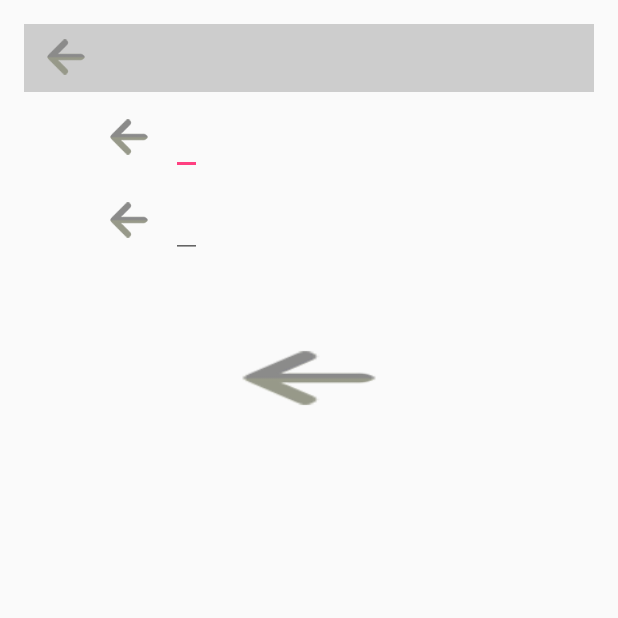
After one commit to klaus201192239/writeMemory, an Android app: the LogonActivity screen opened directly, with no data from a screen before it, on a phone screen of 412 x 824 dp, the top half of it. The commit adds this screen. Run offline under Robolectric (Android 15) with nearby library versions, the phone set to English and light mode, and no system bars; libraries missing offline, so code that uses them is left out: com.wilddog.client; 3 statements that could not run were skipped.

Commit message:
Fourth Submit
Add the function of verifing Identity ( not done yet )

```diff
--- a/WriteMemory/app/build.gradle
+++ b/WriteMemory/app/build.gradle
@@ -24,4 +24,5 @@ dependencies {
     testCompile 'junit:junit:4.12'
     compile 'com.android.support:appcompat-v7:23.0.1'
     compile 'com.wilddog:wilddog-client-android:0.6.1+'
+    compile group: 'org.json', name: 'json', version: '20160212'
 }
--- a/WriteMemory/app/src/main/AndroidManifest.xml
+++ b/WriteMemory/app/src/main/AndroidManifest.xml
@@ -38,6 +38,9 @@
             android:enabled="true"
             android:exported="false" >
         </service>
+
+        <activity android:name=".LogonActivity" >
+        </activity>
     </application>
 
 </manifest>
--- a/WriteMemory/app/src/main/java/com/klaus/activity/writememory/MainActivity.java
+++ b/WriteMemory/app/src/main/java/com/klaus/activity/writememory/MainActivity.java
@@ -156,4 +156,7 @@ public class MainActivity extends AppCompatActivity {
 
     }
 
+
+
+
 }
--- a/WriteMemory/app/src/main/java/com/klaus/service/writememory/UploadDataService.java
+++ b/WriteMemory/app/src/main/java/com/klaus/service/writememory/UploadDataService.java
@@ -7,8 +7,6 @@ import android.database.Cursor;
 import android.net.ConnectivityManager;
 import android.net.NetworkInfo;
 import android.os.IBinder;
-import android.util.Log;
-
 import com.klaus.util.writememory.DBHelper;
 import com.wilddog.client.Wilddog;
 import java.util.ArrayList;
--- /dev/null
+++ b/WriteMemory/app/src/main/res/layout/activity_logon.xml
@@ -0,0 +1,90 @@
+<?xml version="1.0" encoding="utf-8"?>
+<RelativeLayout xmlns:android="http://schemas.android.com/apk/res/android"
+    xmlns:tools="http://schemas.android.com/tools" android:layout_width="match_parent"
+    android:layout_height="match_parent" android:paddingLeft="@dimen/activity_horizontal_margin"
+    android:paddingRight="@dimen/activity_horizontal_margin"
+    android:paddingTop="@dimen/activity_vertical_margin"
+    android:paddingBottom="@dimen/activity_vertical_margin"
+    tools:context="com.klaus.activity.writememory.LogonActivity">
+
+    <RelativeLayout
+        android:id="@+id/logon_lv_one"
+        android:layout_width="match_parent"
+        android:layout_height="45dp"
+        android:background="#CDCDCD" >
+
+        <Button
+            android:id="@+id/logonback"
+            android:layout_width="40dp"
+            android:layout_height="40dp"
+            android:layout_alignParentLeft="true"
+            android:layout_marginLeft="8dp"
+            android:layout_marginTop="2dp"
+            android:background="@mipmap/wm_back2"
+            android:onClick="btonclik" />
+
+    </RelativeLayout>
+
+
+    <RelativeLayout
+        android:id="@+id/logon_lv_two"
+        android:layout_width="match_parent"
+        android:layout_below="@id/logon_lv_one"
+        android:layout_marginTop="10dp"
+        android:layout_height="wrap_content">
+
+
+        <ImageView
+            android:id="@+id/logon_img1"
+            android:layout_width="40dp"
+            android:layout_height="40dp"
+            android:layout_alignParentLeft="true"
+            android:layout_marginLeft="50dp"
+            android:src="@mipmap/wm_back2"/>
+
+        <EditText
+            android:id="@+id/logonusername"
+            android:layout_width="wrap_content"
+            android:layout_height="wrap_content"
+            android:layout_toRightOf="@id/logon_img1"
+            android:layout_marginLeft="8dp" />
+
+    </RelativeLayout>
+
+
+    <RelativeLayout
+        android:id="@+id/logon_lv_three"
+        android:layout_width="match_parent"
+        android:layout_below="@id/logon_lv_two"
+        android:layout_marginTop="10dp"
+        android:layout_height="wrap_content">
+
+
+        <ImageView
+            android:id="@+id/logon_img2"
+            android:layout_width="40dp"
+            android:layout_height="40dp"
+            android:layout_alignParentLeft="true"
+            android:layout_marginLeft="50dp"
+            android:src="@mipmap/wm_back2"/>
+
+        <EditText
+            android:id="@+id/logonpwd"
+            android:layout_width="wrap_content"
+            android:layout_height="wrap_content"
+            android:layout_toRightOf="@id/logon_img2"
+            android:layout_marginLeft="8dp" />
+
+    </RelativeLayout>
+
+    <Button
+        android:id="@+id/logonsubmit"
+        android:layout_below="@id/logon_lv_three"
+        android:layout_marginTop="50dp"
+        android:layout_width="140dp"
+        android:layout_height="60dp"
+        android:layout_centerHorizontal="true"
+        android:background="@mipmap/wm_back2"
+        android:onClick="btonclik" />
+
+</RelativeLayout>
```
Also changed, not shown: WriteMemory/app/src/main/java/com/klaus/activity/writememory/LogonActivity.java (added, +204 -0 lines), WriteMemory/app/src/main/java/com/klaus/bean/writememory/User.java (added, +11 -0 lines).
